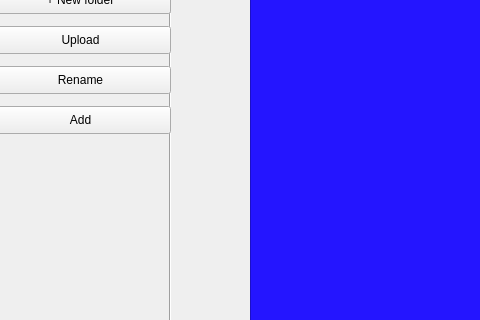
Qt form Interface/Interface/App.ui (mariiastefan/OneDrive) before a commit; both pictures show x 0 to 480 and y 154 to 474 of the 1019 by 606 pixel window.
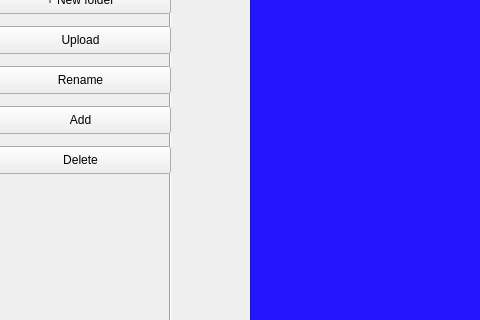
The same form after that commit. Icons and pictures are not drawn.

Diff of the .ui file:
```diff
--- a/Interface/Interface/App.ui
+++ b/Interface/Interface/App.ui
@@ -447,6 +447,19 @@
     </rect>
    </property>
   </widget>
+  <widget class="QPushButton" name="deleteBtn">
+   <property name="geometry">
+    <rect>
+     <x>-10</x>
+     <y>300</y>
+     <width>181</width>
+     <height>28</height>
+    </rect>
+   </property>
+   <property name="text">
+    <string>Delete</string>
+   </property>
+  </widget>
  </widget>
  <layoutdefault spacing="6" margin="11"/>
  <resources/>
```
